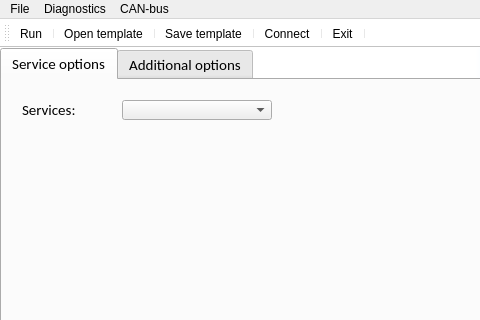
Old version of the form mainwindow.ui in the repository Dimkostyanichtov/UdsDiagnosticTool; both pictures show x 0 to 480 and y 0 to 320 of the 800 by 600 pixel window.
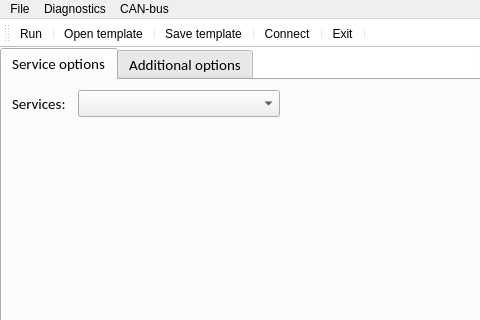
New version of the form. Icons and pictures are not drawn.

Commit message: add service dynamically on gui

Diff of the .ui file:
```diff
--- a/mainwindow.ui
+++ b/mainwindow.ui
@@ -45,6 +45,12 @@
     </property>
     <item row="0" column="0">
      <widget class="QTabWidget" name="tabWidget">
+      <property name="minimumSize">
+       <size>
+        <width>200</width>
+        <height>30</height>
+       </size>
+      </property>
       <property name="font">
        <font>
         <family>Calibri</family>
@@ -67,41 +73,28 @@
        <attribute name="title">
         <string>Service options</string>
        </attribute>
-       <widget class="QComboBox" name="serviceComboBox">
+       <widget class="QWidget" name="layoutWidget">
         <property name="geometry">
          <rect>
-          <x>120</x>
-          <y>20</y>
-          <width>150</width>
-          <height>20</height>
+          <x>10</x>
+          <y>10</y>
+          <width>268</width>
+          <height>27</height>
          </rect>
         </property>
+        <layout class="QHBoxLayout" name="serviceHorizontalLayout">
+         <item>
+          <widget class="QLabel" name="serviceLabel">
         <property name="minimumSize">
          <size>
-          <width>150</width>
+             <width>60</width>
           <height>20</height>
          </size>
         </property>
-        <property name="font">
-         <font>
-          <family>Calibri</family>
-          <pointsize>11</pointsize>
-         </font>
-        </property>
-       </widget>
-       <widget class="QLabel" name="label">
-        <property name="geometry">
-         <rect>
-          <x>20</x>
-          <y>20</y>
-          <width>60</width>
-          <height>20</height>
-         </rect>
-        </property>
-        <property name="minimumSize">
+           <property name="maximumSize">
          <size>
-          <width>60</width>
-          <height>20</height>
+             <width>40</width>
+             <height>30</height>
          </size>
         </property>
         <property name="font">
@@ -113,6 +106,36 @@
         <property name="text">
          <string>Services:</string>
         </property>
+          </widget>
+         </item>
+         <item>
+          <widget class="QComboBox" name="serviceComboBox">
+           <property name="minimumSize">
+            <size>
+             <width>200</width>
+             <height>25</height>
+            </size>
+           </property>
+           <property name="font">
+            <font>
+             <family>Calibri</family>
+             <pointsize>11</pointsize>
+            </font>
+           </property>
+          </widget>
+         </item>
+        </layout>
+       </widget>
+       <widget class="QWidget" name="horizontalLayoutWidget">
+        <property name="geometry">
+         <rect>
+          <x>10</x>
+          <y>50</y>
+          <width>271</width>
+          <height>291</height>
+         </rect>
+        </property>
+        <layout class="QHBoxLayout" name="serviceVerticalLayout"/>
        </widget>
       </widget>
       <widget class="QWidget" name="additionalOptionsTab">
```
Lines whose indentation alone changed are shown as unchanged. The commit also changes 12 other files.
